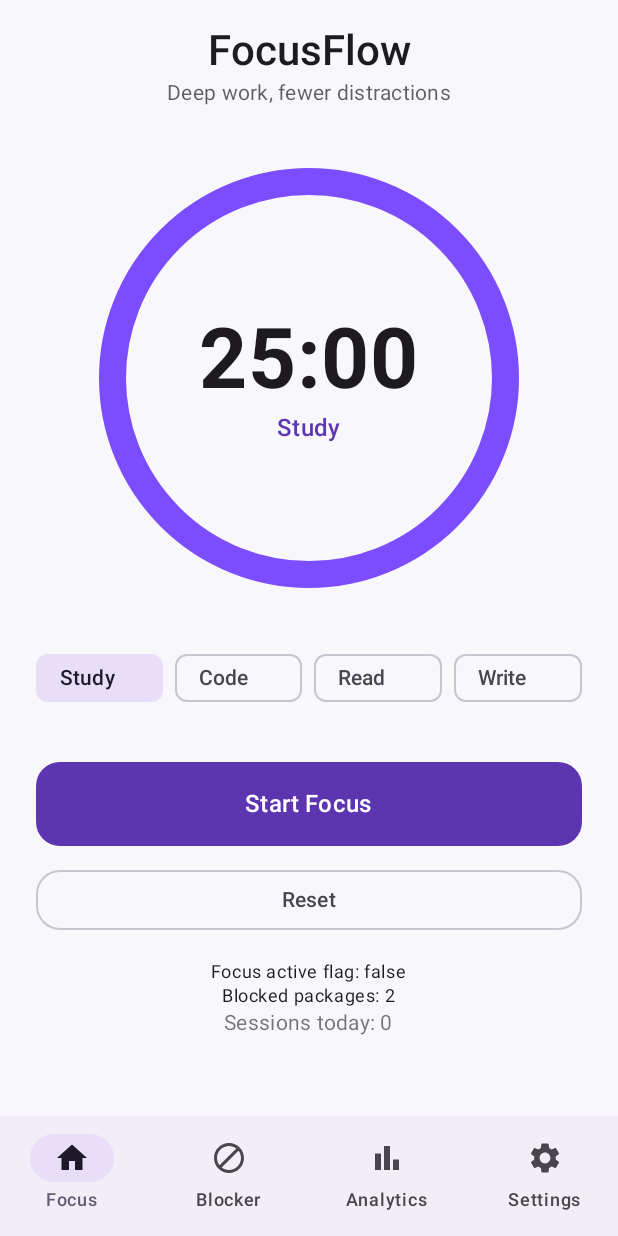
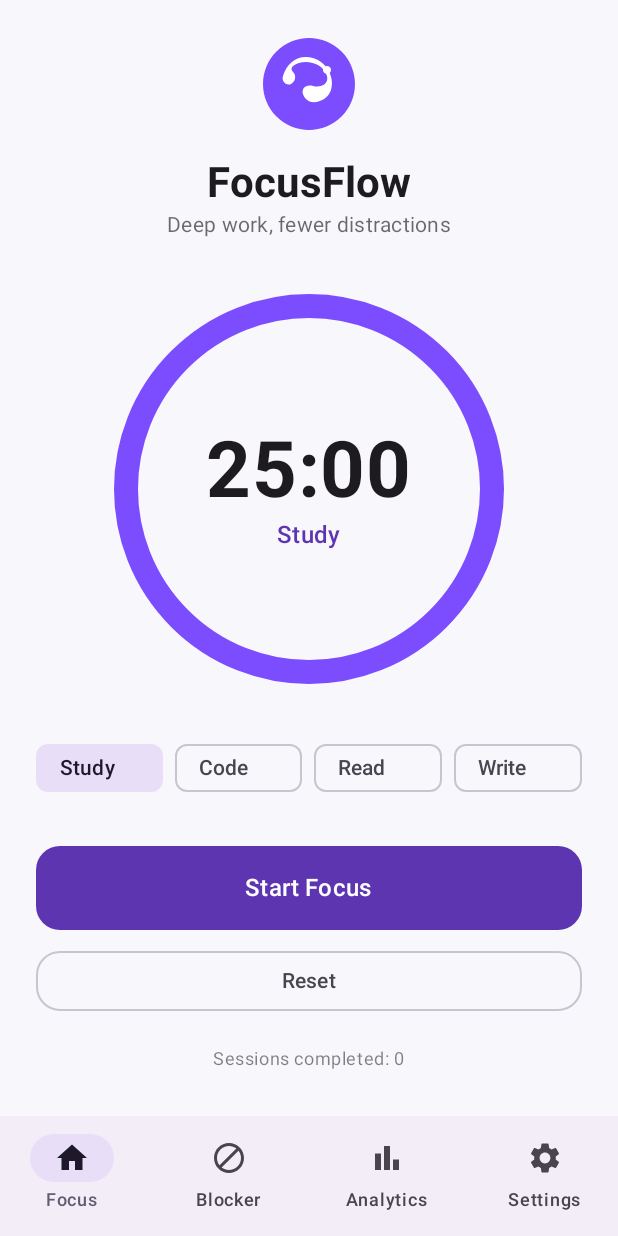
Before and after one commit to jeesoncherukattil/FocusFlow, an Android app built with Jetpack Compose: the screen it shows after launch (MainActivity), on a phone screen of 412 x 824 dp. Run offline under Robolectric (Android 15) with nearby library versions, the phone set to English and light mode, and no system bars; our stand-ins replace Room's generated code.

Commit message:
Refresh HomeScreen with logo and modern layout

```diff
--- a/app/src/main/java/com/focusflow/app/ui/HomeScreen.kt
+++ b/app/src/main/java/com/focusflow/app/ui/HomeScreen.kt
@@ -1,21 +1,26 @@
 package com.focusflow.app.ui
 
 import androidx.compose.foundation.Canvas
+import androidx.compose.foundation.Image
 import androidx.compose.foundation.layout.*
+import androidx.compose.foundation.shape.CircleShape
 import androidx.compose.foundation.shape.RoundedCornerShape
 import androidx.compose.material3.*
 import androidx.compose.runtime.*
 import androidx.compose.ui.Alignment
 import androidx.compose.ui.Modifier
+import androidx.compose.ui.draw.clip
 import androidx.compose.ui.geometry.Offset
 import androidx.compose.ui.geometry.Size
 import androidx.compose.ui.graphics.Color
 import androidx.compose.ui.graphics.StrokeCap
 import androidx.compose.ui.graphics.drawscope.Stroke
+import androidx.compose.ui.res.painterResource
 import androidx.compose.ui.text.font.FontWeight
 import androidx.compose.ui.unit.dp
 import androidx.compose.ui.unit.sp
 import androidx.lifecycle.viewmodel.compose.viewModel
+import com.focusflow.app.R
 import com.focusflow.app.viewmodel.PomodoroViewModel
 
 @Composable
@@ -23,45 +28,54 @@ fun HomeScreen(viewModel: PomodoroViewModel = viewModel()) {
     val state by viewModel.timerState.collectAsState()
 
     Column(
-        modifier = Modifier.fillMaxSize().padding(horizontal = 24.dp, vertical = 16.dp),
+        modifier = Modifier.fillMaxSize().padding(horizontal = 24.dp, vertical = 20.dp),
         horizontalAlignment = Alignment.CenterHorizontally
     ) {
-        Text("FocusFlow", style = MaterialTheme.typography.headlineMedium, fontWeight = FontWeight.SemiBold)
-        Text("Deep work, fewer distractions", style = MaterialTheme.typography.bodyMedium, color = MaterialTheme.colorScheme.onSurface.copy(alpha = 0.7f))
-        Spacer(Modifier.height(40.dp))
+        Image(
+            painter = painterResource(id = R.drawable.ic_logo),
+            contentDescription = "FocusFlow logo",
+            modifier = Modifier.size(72.dp).clip(CircleShape)
+        )
+        Spacer(Modifier.height(12.dp))
+        Text("FocusFlow", style = MaterialTheme.typography.headlineMedium, fontWeight = FontWeight.Bold)
+        Text("Deep work, fewer distractions", style = MaterialTheme.typography.bodyMedium, color = MaterialTheme.colorScheme.onSurface.copy(alpha = 0.65f))
+
+        Spacer(Modifier.height(36.dp))
 
         Box(contentAlignment = Alignment.Center) {
-            Canvas(modifier = Modifier.size(280.dp)) {
-                val stroke = 18.dp.toPx()
+            Canvas(modifier = Modifier.size(260.dp)) {
+                val stroke = 16.dp.toPx()
                 val diameter = size.minDimension - stroke
                 val topLeft = Offset(stroke / 2, stroke / 2)
-                drawArc(Color.White.copy(alpha = 0.12f), -90f, 360f, false, style = Stroke(stroke, cap = StrokeCap.Round), topLeft = topLeft, size = Size(diameter, diameter))
+                drawArc(Color.White.copy(alpha = 0.1f), -90f, 360f, false, style = Stroke(stroke, cap = StrokeCap.Round), topLeft = topLeft, size = Size(diameter, diameter))
                 drawArc(if (state.isFocusPhase) Color(0xFF7C4DFF) else Color(0xFF26A69A), -90f, 360f * state.progress, false, style = Stroke(stroke, cap = StrokeCap.Round), topLeft = topLeft, size = Size(diameter, diameter))
             }
             Column(horizontalAlignment = Alignment.CenterHorizontally) {
-                Text(formatTime(state.remainingSeconds), fontSize = 56.sp, fontWeight = FontWeight.Bold)
+                Text(formatTime(state.remainingSeconds), fontSize = 52.sp, fontWeight = FontWeight.Bold)
                 Text(if (state.isFocusPhase) state.currentTag else "Break", style = MaterialTheme.typography.titleMedium, color = MaterialTheme.colorScheme.primary)
             }
         }
 
-        Spacer(Modifier.height(36.dp))
+        Spacer(Modifier.height(32.dp))
+
         Row(horizontalArrangement = Arrangement.spacedBy(8.dp), modifier = Modifier.fillMaxWidth()) {
             listOf("Study", "Code", "Read", "Write").forEach { tag ->
                 FilterChip(selected = state.currentTag == tag, onClick = { viewModel.setTag(tag) }, label = { Text(tag) }, modifier = Modifier.weight(1f))
             }
         }
 
-        Spacer(Modifier.height(32.dp))
+        Spacer(Modifier.height(28.dp))
+
         Button(onClick = { viewModel.startOrPause() }, modifier = Modifier.fillMaxWidth().height(56.dp), shape = RoundedCornerShape(16.dp)) {
             Text(if (state.isRunning) "Pause" else "Start Focus", style = MaterialTheme.typography.titleMedium)
         }
-        Spacer(Modifier.height(12.dp))
-        OutlinedButton(onClick = { viewModel.reset() }, modifier = Modifier.fillMaxWidth(), shape = RoundedCornerShape(16.dp)) { Text("Reset") }
+        Spacer(Modifier.height(10.dp))
+        OutlinedButton(onClick = { viewModel.reset() }, modifier = Modifier.fillMaxWidth(), shape = RoundedCornerShape(16.dp)) {
+            Text("Reset")
+        }
 
-        Spacer(Modifier.height(16.dp))
-        Text("Focus active flag: ${com.focusflow.app.service.ReelInterceptionService.isFocusActive}", style = MaterialTheme.typography.bodySmall)
-        Text("Blocked packages: ${com.focusflow.app.service.BlockedAppsStore.packages.collectAsState().value.size}", style = MaterialTheme.typography.bodySmall)
-        Text("Sessions today: ${state.completedSessions}", style = MaterialTheme.typography.bodyMedium, color = MaterialTheme.colorScheme.onSurface.copy(alpha = 0.6f))
+        Spacer(Modifier.height(20.dp))
+        Text("Sessions completed: ${state.completedSessions}", style = MaterialTheme.typography.bodySmall, color = MaterialTheme.colorScheme.onSurface.copy(alpha = 0.55f))
     }
 }
 
```
